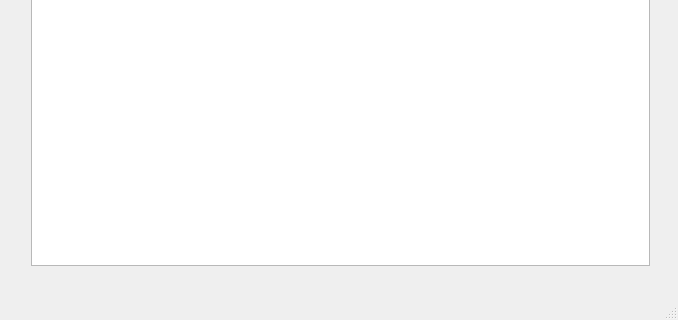
Old version of the form mainwindow.ui in the repository lolopasdugato/AvisOmatiCQt; both pictures show x 0 to 678 and y 160 to 480 of the 678 by 480 pixel window.
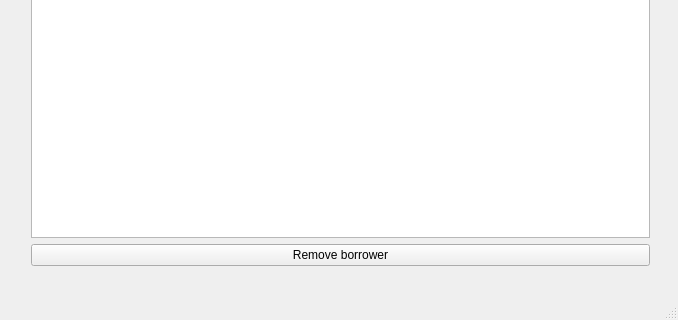
New version of the form. The open tabs and pages were chosen to show the change.

Commit message: Add remove option for copy & borrower

Diff of the .ui file:
```diff
--- a/mainwindow.ui
+++ b/mainwindow.ui
@@ -1359,6 +1359,13 @@
          </column>
         </widget>
        </item>
+       <item>
+        <widget class="QPushButton" name="pushButton_5">
+         <property name="text">
+          <string>Remove borrower</string>
+         </property>
+        </widget>
+       </item>
       </layout>
      </widget>
     </widget>
```
Left out of the diff: 9 changed lines with no effect on the pictures. The commit also changes 4 other files.
